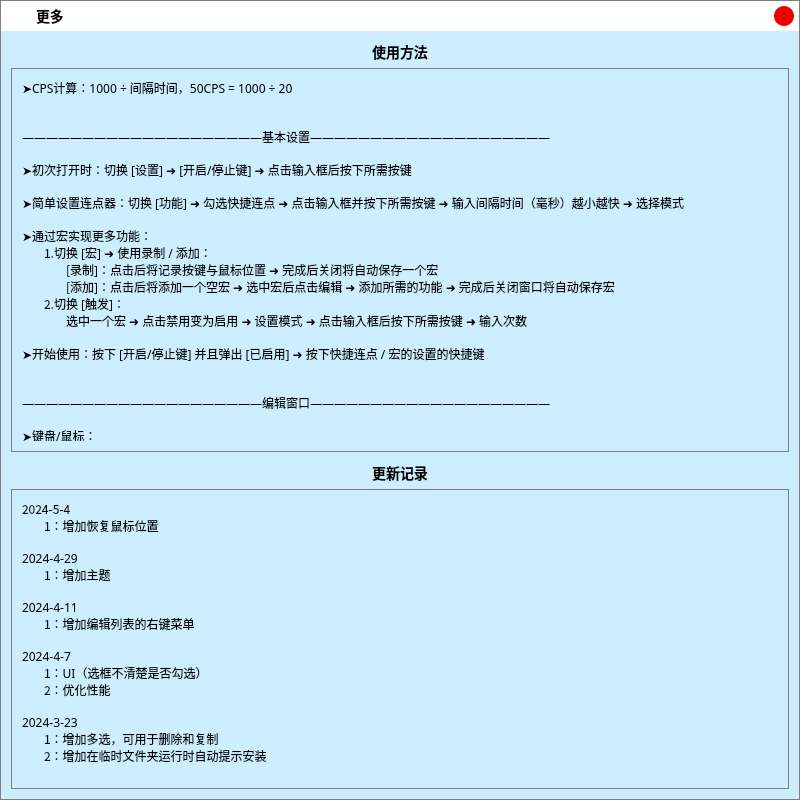
First picture: the form in .ui/MoreUi.ui, repository ChiyukiGana/Quickinput, before the edit.
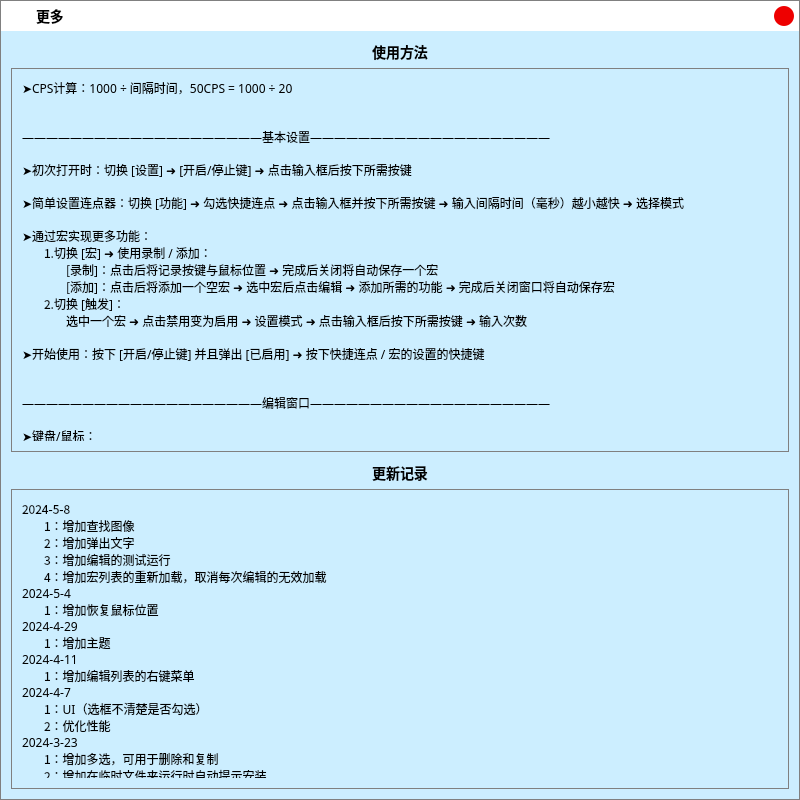
Second picture: the form after the edit. Icons and pictures are not drawn.

Diff of the .ui file:
```diff
--- a/.ui/MoreUi.ui
+++ b/.ui/MoreUi.ui
@@ -30,7 +30,7 @@
     <normaloff>:/icon.png</normaloff>:/icon.png</iconset>
   </property>
   <property name="styleSheet">
-   <string notr="true">*{color:black;border:none;outline:none;font-size:12px;font-family:&quot;Microsoft YaHei&quot;}QMainWindow,QDialog{border:1px solid gray}#titleWidget{background-color:white}#titleWidget *{font-size:14px}#titleWidget QPushButton,#titleWidget QCheckBox::indicator{background-color:#CCC;width:20px;height:20px;border-radius:10px}#titleWidget QCheckBox::indicator:checked{image:url(:/checked.png)}#clientWidget{background-color:#CEF}QMenu,#clientWidget QLineEdit,#clientWidget QTextEdit,#clientWidget QKeyEdit,#clientWidget QCheckBox::indicator,#clientWidget QRadioButton::indicator,#clientWidget QHeaderView,#clientWidget QHeaderView::section,#clientWidget QTableWidget,#clientWidget QTableWidget QTableCornerButton::section,#clientWidget QComboBox,#clientWidget QComboBox QAbstractItemView{background-color:white;color:black}#clientWidget QPushButton,#clientWidget QTabBar::tab,#clientWidget QTabBar::tab:first,#clientWidget QTabBar::tab:last{background-color:#ADE;color:black}#clientWidget QCheckBox::indicator,#clientWidget QRadioButton::indicator{width:20px;height:20px}#clientWidget QComboBox{padding-left:3px}QMenu::item:selected,#clientWidget QPushButton:hover,#clientWidget QCheckBox::indicator:hover,#clientWidget QRadioButton::indicator:hover,#clientWidget QTableWidget::item:hover,#clientWidget QTabBar::tab:hover,#clientWidget QTabBar::tab:first:hover,#clientWidget QTabBar::tab:last:hover{background-color:#BEF;color:black}#clientWidget QTableWidget::item:selected{background-color:#CEF;color:black}#clientWidget QTabBar::tab:selected,#clientWidget QTabBar::tab:first:selected,#clientWidget QTabBar::tab:last:selected{background-color:#CEF;color:black}#clientWidget QCheckBox::indicator:checked,#clientWidget QRadioButton::indicator:checked{image:url(:/checked.png)}#clientWidget QPushButton:disabled,#clientWidget QCheckBox:disabled,#clientWidget QRadioButton:disabled{color:gray}#clientWidget #bnWndActive,#clientWidget #bnPos,#clientWidget #bnColorRect{background-color:white}</string>
+   <string notr="true">*{color:black;border:none;outline:none;font-size:12px;font-family:&quot;Microsoft YaHei&quot;}QMainWindow,QDialog{border:1px solid gray}#titleWidget{background-color:white}#titleWidget *{font-size:14px}#titleWidget QPushButton,#titleWidget QCheckBox::indicator{background-color:#CCC;width:20px;height:20px;border-radius:10px}#titleWidget QCheckBox::indicator:checked{image:url(:/checked.png)}#clientWidget{background-color:#CEF}QMenu,#clientWidget QLineEdit,#clientWidget QTextEdit,#clientWidget QKeyEdit,#clientWidget QCheckBox::indicator,#clientWidget QRadioButton::indicator,#clientWidget QHeaderView,#clientWidget QHeaderView::section,#clientWidget QTableWidget,#clientWidget QTableWidget QTableCornerButton::section,#clientWidget QComboBox,#clientWidget QComboBox QAbstractItemView{background-color:white;color:black}#clientWidget QPushButton,#clientWidget QTabBar::tab,#clientWidget QTabBar::tab:first,#clientWidget QTabBar::tab:last{background-color:#ADE;color:black}#clientWidget QCheckBox::indicator,#clientWidget QRadioButton::indicator{width:20px;height:20px}#clientWidget QComboBox{padding-left:3px}QMenu::item:selected,#clientWidget QPushButton:hover,#clientWidget QCheckBox::indicator:hover,#clientWidget QRadioButton::indicator:hover,#clientWidget QTableWidget::item:hover,#clientWidget QTabBar::tab:hover,#clientWidget QTabBar::tab:first:hover,#clientWidget QTabBar::tab:last:hover{background-color:#BEF;color:black}#clientWidget QTableWidget::item:selected{background-color:#CEF;color:black}#clientWidget QTabBar::tab:selected,#clientWidget QTabBar::tab:first:selected,#clientWidget QTabBar::tab:last:selected{background-color:#CEF;color:black}#clientWidget QCheckBox::indicator:checked,#clientWidget QRadioButton::indicator:checked{image:url(:/checked.png)}#clientWidget QPushButton:disabled,#clientWidget QCheckBox:disabled,#clientWidget QRadioButton:disabled{color:gray}#clientWidget #bnWndActive,#clientWidget #bnPos,#clientWidget #bnColorRect,#clientWidget #bnImageRect,#clientWidget #bnImageShot{background-color:white}</string>
   </property>
   <layout class="QVBoxLayout" name="verticalLayout_4">
    <property name="spacing">
@@ -450,7 +450,7 @@
            <x>0</x>
            <y>0</y>
            <width>756</width>
-           <height>3512</height>
+           <height>2611</height>
           </rect>
          </property>
          <property name="styleSheet">
@@ -489,210 +489,157 @@
              </font>
             </property>
             <property name="text">
-             <string>2024-5-4
+             <string>2024-5-8
+ㅤㅤ1：增加查找图像
+ㅤㅤ2：增加弹出文字
+ㅤㅤ3：增加编辑的测试运行
+ㅤㅤ4：增加宏列表的重新加载，取消每次编辑的无效加载
+2024-5-4
 ㅤㅤ1：增加恢复鼠标位置
-
 2024-4-29
 ㅤㅤ1：增加主题
-
 2024-4-11
 ㅤㅤ1：增加编辑列表的右键菜单
-
 2024-4-7
 ㅤㅤ1：UI（选框不清楚是否勾选）
 ㅤㅤ2：优化性能
-
 2024-3-23
 ㅤㅤ1：增加多选，可用于删除和复制
 ㅤㅤ2：增加在临时文件夹运行时自动提示安装
-
 2024-3-14
 ㅤㅤ1：修复宏列表为空时无法正常录制
 ㅤㅤ2：优化窗口模式，可以通过位置自动查找子窗口
-
 2024-3-7
 ㅤㅤ1：增加随机循环
-
 2024-3-6
 ㅤㅤ1：增加窗口录制时检测目标窗口是否有效
 ㅤㅤ2：增加选择窗口时按ESC取消
-
 2024-2-28
 ㅤㅤ1：优化触发判断速度
 ㅤㅤ2：修改时保留备注
-
 2024-2-22
 ㅤㅤ1：增加结束时执行的宏，可用于在宏结束时松开按键，确保每次结束时按键都是松开的
-
 2024-2-8
 ㅤㅤ1：增加按键状态判断，可实现用一个按键控制一个按键的长按切换或组合键判断
-
 2024-1-30
 ㅤㅤ1：编辑宏使用Ctrl C，Ctrl V可复制粘贴
-
 2024-1-8
 ㅤㅤ1：快捷连点附带随机
-
 2024-1-7
 ㅤㅤ1：增加窗口输入（后台）模式
-
 2024-1-3
 ㅤㅤ1：优化屏蔽触发键，能屏蔽键盘自动重复输入
 ㅤㅤ2：增加任务栏右键菜单
-
 2023-12-31
 ㅤㅤ1：优化查找颜色速度
-
 2023-12-30
 ㅤㅤ1：增加默认启用
 ㅤㅤ2：增加默认参数
-
 2023-12-25
 ㅤㅤ1：增加鼠标位置和查找颜色的位置预览
 ㅤㅤ2：优化内存管理
-
 2023-12-24
 ㅤㅤ1：修改json动态分配结构，不兼容以前版本
 ㅤㅤ2：增加查找颜色的找到并移动
 ㅤㅤ3：宏触发直接点击列表启用或禁用
-
 2023-12-21
 ㅤㅤ1：修复创建开机任务（在使用电池时不启动）
 ㅤㅤ2：修复移动无法输入负数错误
-
 2023-12-17
 ㅤㅤ1：增加导入导出
 ㅤㅤ2：增加松开触发
-
 2023-12-14
 ㅤㅤ1：增加屏蔽触发键（仅窗口应用有效）
 ㅤㅤ2：修复时间过大导致内存溢出
-
 2023-12-11
 ㅤㅤ1：优化界面
 ㅤㅤ2：修复编辑界面删除宏导致崩溃
-
 2023-12-9
 ㅤㅤ1：优化界面
-
 2023-12-8
 ㅤㅤ1：优化列表间距
-
 2023-12-5
 ㅤㅤ1：增加移动宏功能
 ㅤㅤ2：优化宏列表备注
-
 2023-12-2
 ㅤㅤ1：增加备注功能
-
 2023-11-30
 ㅤㅤ1：修复Ctrl,Alt+数字组合键
 ㅤㅤ2：调整界面
-
 2023-11-29
 ㅤㅤ1：增加结束和结束循环功能
 ㅤㅤ2：修复颜色框选错误
-
 2023-11-25
 ㅤㅤ1：增加无限嵌套功能
 ㅤㅤ2：增加结束功能
-
 2023-11-24
 ㅤㅤ1：增加查找颜色未找到的处理
-
 2023-11-21
 ㅤㅤ1：优化列表效率
-
 2023-11-16
 ㅤㅤ1：增加随机移动
-
 2023-11-4
 ㅤㅤ1：优化列表，UI缩放
-
 2023-11-3
 ㅤㅤ1：增加窗口控制状态，详细看使用方法
-
 2023-11-2
 ㅤㅤ1：增加自定义窗口放大
-
 2023-10-30
 ㅤㅤ1：优化性能，0ms以上的CPU占用更低
-
 2023-10-29
 ㅤㅤ1：增加触发的次数，可指定宏的执行次数
 ㅤㅤ2：增加编辑的循环，可指定宏的执行次数
-
 2023-10-28
 ㅤㅤ1：修复CPS不准确，提高间隔时间的精度，但在16ms以下会增加CPU占用
-
 2023-10-27
 ㅤㅤ1：过滤录制的键盘重复按下
 ㅤㅤ2：修复单个触发键会被其他键中断
 ㅤㅤ3：增加编辑窗口宏列表使用Shift ↑↓移动宏位置，Shift ←删除宏
-
 2023-10-21
 ㅤㅤ1：增加录制的开始按钮
-
 2023-10-20
 ㅤㅤ1：修复组合触发键的误触发
-
 2023-10-17
 ㅤㅤ1：增加启用/停止组合键
 ㅤㅤ2：修复颜色识别卡顿
-
 2023-10-16
 ㅤㅤ1：增加快捷连点模式
-
 2023-10-14
 ㅤㅤ1：增加显示时间开关
-
 2023-10-10
 ㅤㅤ1：修复缩放识别位置错误
-
 2023-10-9
 ㅤㅤ1：增加组合触发键，可输入两个按键来触发，也可输入一个
-
 2023-10-5
 ㅤㅤ1：修复缩放字体显示过大
-
 2023-10-5
 ㅤㅤ1：增加范围颜色查找功能
 ㅤㅤ2：优化获取颜色，获取坐标
-
 2023-10-5
 ㅤㅤ1：修复查找颜色错误
-
 2023-10-4
 ㅤㅤ1：增加查找颜色功能，详细看使用方法
 ㅤㅤ2：优化列表显示效果
-
 2023-10-3
 ㅤㅤ1：增加编辑窗口的修改功能，双击列表的项目即可修改
 ㅤㅤ2：增加多开功能，复制程序的文件夹就可以运行多个
-
 2023-10-2
 ㅤㅤ1：优化弹窗刷新，从透明度更改时刷新改为仅内容更改时刷新，提高效率
-
 2023-9-30
 ㅤㅤ1：使用Qt5.15.2并重新编译为32位程序、
 ㅤㅤ2：增加宏触发状态显示，在屏幕的顶部将弹出提示
-
 2023-9-28
 ㅤㅤ1：增加显示当前时间功能
-
 2023-9-27
 ㅤㅤ1：增加快捷连点的间隔时间功能
 ㅤㅤ2：修复快捷点击按键与宏触发键冲突导致程序失效
-
 2023-9-24
 ㅤㅤ1：增加随机等待功能，模拟真实点击时的速度差异
 ㅤㅤ2：增加获取位置功能，点击获取后再点击目标位置
-
 2023-9-23
 ㅤㅤ1：修复按下启用/停止键时按下其他键异常
 ㅤㅤ2：增加对滚轮的支持
 ㅤㅤ3：发布到bilibili
-
 2023-9-21
 ㅤㅤ1：第一个版本</string>
             </property>
```
Left out of the diff: 15 changed lines with no effect on the pictures.
